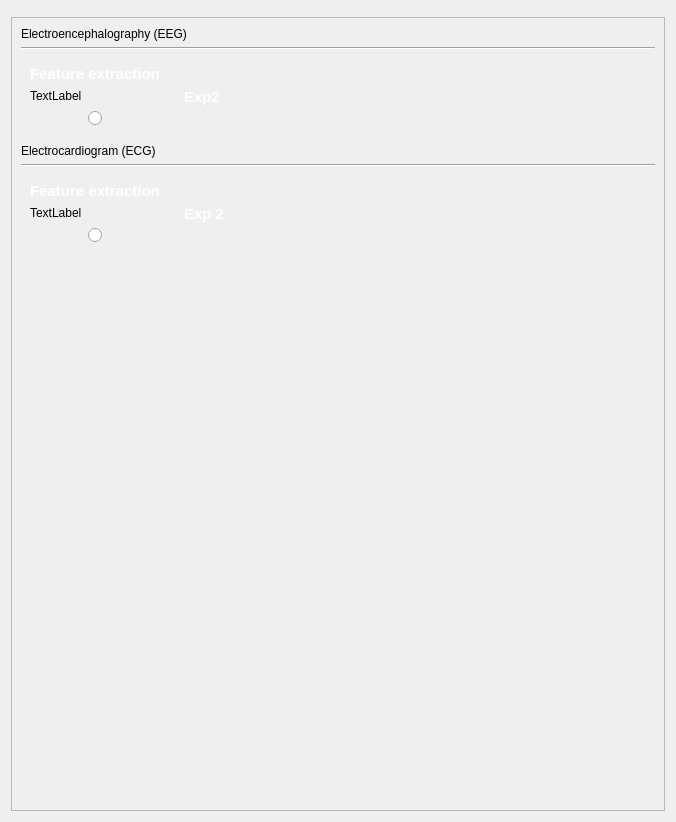
medusabci/medusa-analyzer, file data_loader/experiments/ui.ui: the form before one commit.
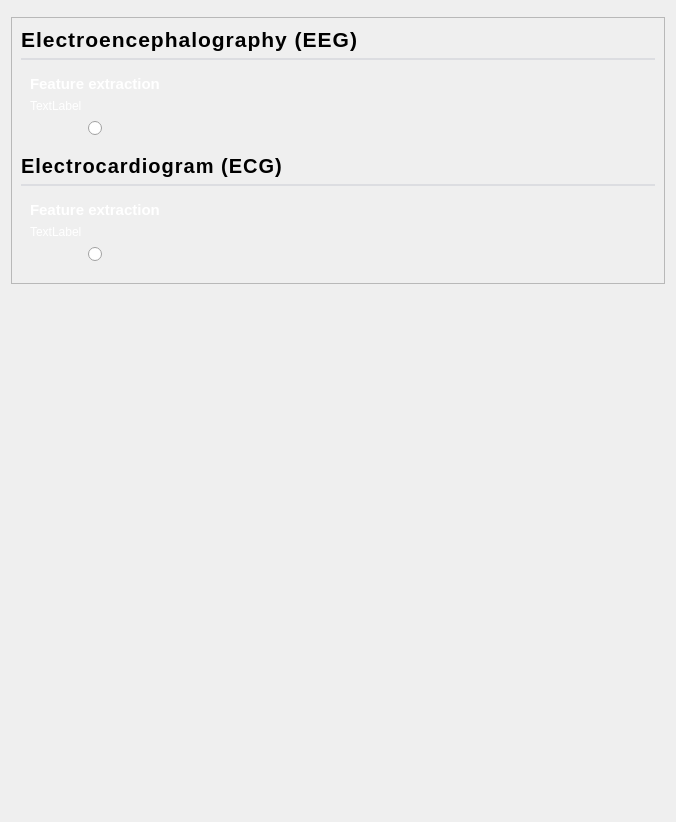
The form after the commit.

The edit to the form file:
```diff
--- a/data_loader/experiments/ui.ui
+++ b/data_loader/experiments/ui.ui
@@ -13,6 +13,9 @@
   <property name="windowTitle">
    <string>Form</string>
   </property>
+  <property name="styleSheet">
+   <string notr="true"/>
+  </property>
   <layout class="QVBoxLayout" name="verticalLayout">
    <item>
     <widget class="QFrame" name="topContentWidget">
@@ -41,6 +44,17 @@
      <layout class="QVBoxLayout" name="verticalLayout_2">
       <item>
        <widget class="QLabel" name="label">
+        <property name="styleSheet">
+         <string notr="true">QLabel {
+    font-size: 16pt;
+    font-weight: 800;
+    letter-spacing: 1px;
+    color: qlineargradient(
+        spread:pad, x1:0, y1:0, x2:1, y2:0,
+        stop:0 #6a0dad, stop:1 #ec407a
+    );
+}</string>
+        </property>
         <property name="text">
          <string>Electroencephalography (EEG)</string>
         </property>
@@ -48,6 +62,13 @@
       </item>
       <item>
        <widget class="Line" name="line">
+        <property name="styleSheet">
+         <string notr="true">QFrame {
+    background-color: #dcdde1;
+    max-height: 2px;
+    border: none;
+}</string>
+        </property>
         <property name="orientation">
          <enum>Qt::Horizontal</enum>
         </property>
@@ -65,12 +86,15 @@
           </property>
           <property name="styleSheet">
            <string notr="true">QFrame {
-    border-radius: 0px;
+    border-radius: 18px;
     background: qlineargradient(
-        x1:0, y1:0, x2:1, y2:1,
+        spread:pad, x1:0, y1:0, x2:1, y2:1,
         stop:0 #6a0dad,
         stop:1 #ec407a
     );
+    color: white;
+    border: none;
+    box-shadow: 0px 4px 20px rgba(106, 13, 173, 0.35);
 }</string>
           </property>
           <property name="frameShape">
@@ -130,6 +154,9 @@
              </item>
              <item>
               <widget class="QRadioButton" name="featureseegRButton">
+               <property name="styleSheet">
+                <string notr="true"/>
+               </property>
                <property name="text">
                 <string/>
                </property>
@@ -153,45 +180,6 @@
           </layout>
          </widget>
         </item>
-        <item>
-         <widget class="QFrame" name="frame_4">
-          <property name="styleSheet">
-           <string notr="true">QFrame {
-    border-radius: 0px;
-    background: qlineargradient(
-        x1:0, y1:0, x2:1, y2:1,
-        stop:0 #6a0dad,
-        stop:1 #ec407a
-    );
-}</string>
-          </property>
-          <property name="frameShape">
-           <enum>QFrame::StyledPanel</enum>
-          </property>
-          <property name="frameShadow">
-           <enum>QFrame::Raised</enum>
-          </property>
-          <layout class="QVBoxLayout" name="verticalLayout_5">
-           <item>
-            <widget class="QLabel" name="label_4">
-             <property name="styleSheet">
-              <string notr="true">QLabel {
-    color: white; 
-    font-size: 11pt; 
-    background-color: transparent;
-    font-family: Arial;
-    font-weight: bold;
-}
-</string>
-             </property>
-             <property name="text">
-              <string>Exp2</string>
-             </property>
-            </widget>
-           </item>
-          </layout>
-         </widget>
-        </item>
         <item>
          <spacer name="horizontalSpacer_5">
           <property name="orientation">
@@ -209,6 +197,17 @@
       </item>
       <item>
        <widget class="QLabel" name="label_2">
+        <property name="styleSheet">
+         <string notr="true">QLabel {
+    font-size: 15pt;
+    font-weight: 800;
+    letter-spacing: 1px;
+    color: qlineargradient(
+        spread:pad, x1:0, y1:0, x2:1, y2:0,
+        stop:0 #6a0dad, stop:1 #ec407a
+    );
+}</string>
+        </property>
         <property name="text">
          <string>Electrocardiogram (ECG)</string>
         </property>
@@ -216,6 +215,13 @@
       </item>
       <item>
        <widget class="Line" name="line_2">
+        <property name="styleSheet">
+         <string notr="true">QFrame {
+    background-color: #dcdde1;
+    max-height: 2px;
+    border: none;
+}</string>
+        </property>
         <property name="orientation">
          <enum>Qt::Horizontal</enum>
         </property>
@@ -233,12 +239,15 @@
           </property>
           <property name="styleSheet">
            <string notr="true">QFrame {
-    border-radius: 0px;
+    border-radius: 18px;
     background: qlineargradient(
-        x1:0, y1:0, x2:1, y2:1,
+        spread:pad, x1:0, y1:0, x2:1, y2:1,
         stop:0 #6a0dad,
         stop:1 #ec407a
     );
+    color: white;
+    border: none;
+    box-shadow: 0px 4px 20px rgba(106, 13, 173, 0.35);
 }</string>
           </property>
           <property name="frameShape">
@@ -298,6 +307,9 @@
              </item>
              <item>
               <widget class="QRadioButton" name="featuresecgRButton">
+               <property name="styleSheet">
+                <string notr="true"/>
+               </property>
                <property name="text">
                 <string/>
                </property>
@@ -321,44 +333,6 @@
           </layout>
          </widget>
         </item>
-        <item>
-         <widget class="QFrame" name="frame_6">
-          <property name="styleSheet">
-           <string notr="true">QFrame {
-    border-radius: 0px;
-    background: qlineargradient(
-        x1:0, y1:0, x2:1, y2:1,
-        stop:0 #6a0dad,
-        stop:1 #ec407a
-    );
-}</string>
-          </property>
-          <property name="frameShape">
-           <enum>QFrame::StyledPanel</enum>
-          </property>
-          <property name="frameShadow">
-           <enum>QFrame::Raised</enum>
-          </property>
-          <layout class="QVBoxLayout" name="verticalLayout_6">
-           <item>
-            <widget class="QLabel" name="label_6">
-             <property name="styleSheet">
-              <string notr="true">QLabel {
-    color: white; 
-    font-size: 11pt; 
-    background-color: transparent;
-    font-family: Arial;
-    font-weight: bold;
-}</string>
-             </property>
-             <property name="text">
-              <string>Exp 2</string>
-             </property>
-            </widget>
-           </item>
-          </layout>
-         </widget>
-        </item>
         <item>
          <spacer name="horizontalSpacer_6">
           <property name="orientation">
@@ -374,22 +348,22 @@
         </item>
        </layout>
       </item>
-      <item>
-       <spacer name="verticalSpacer">
-        <property name="orientation">
-         <enum>Qt::Vertical</enum>
-        </property>
-        <property name="sizeHint" stdset="0">
-         <size>
-          <width>20</width>
-          <height>40</height>
-         </size>
-        </property>
-       </spacer>
-      </item>
      </layout>
     </widget>
    </item>
+   <item>
+    <spacer name="verticalSpacer">
+     <property name="orientation">
+      <enum>Qt::Vertical</enum>
+     </property>
+     <property name="sizeHint" stdset="0">
+      <size>
+       <width>20</width>
+       <height>40</height>
+      </size>
+     </property>
+    </spacer>
+   </item>
   </layout>
  </widget>
  <resources/>
```
Left out of the diff: 16 changed lines with no effect on the pictures.
